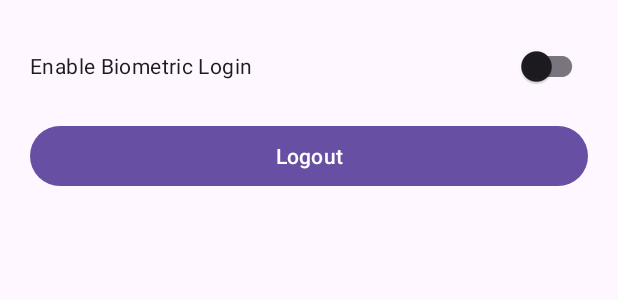
After one commit to danielaquaries20/My-App, an Android app: the layout activity_settings.xml on its own in the app's theme, with its tools: preview values and no code run, on a phone screen of 412 x 824 dp. The commit adds this screen. Shown: the top 300 px of the screen. Run offline under Robolectric (Android 15) with nearby library versions, the phone set to English and light mode, and no system bars.

Commit message:
Update Friend App - Ch 6 - Trial

```diff
--- a/app/build.gradle.kts
+++ b/app/build.gradle.kts
@@ -84,6 +84,8 @@ dependencies {
 //    implementation(libs.firebase.analytic)
 
     implementation(libs.coreCrocodic)
+    implementation(libs.biometric)
+
 }
 
 kapt {
--- a/app/src/main/java/com/daniel/myapp/app_tour/ui/login/AuthViewModel.kt
+++ b/app/src/main/java/com/daniel/myapp/app_tour/ui/login/AuthViewModel.kt
@@ -26,6 +26,7 @@ class AuthViewModel @Inject constructor(
                 override suspend fun onSuccess(response: AuthResponse) {
                     session.setValue(LoginActivity.ID, response.id)
                     session.setValue(LoginActivity.USERNAME, response.username)
+                    session.setValue(LoginActivity.PASS, password)
                     session.setValue(LoginActivity.EMAIL, response.email)
                     session.setValue(LoginActivity.FIRST_NAME, response.firstName)
                     session.setValue(LoginActivity.LAST_NAME, response.lastName)
--- a/app/src/main/res/layout/activity_home_tour.xml
+++ b/app/src/main/res/layout/activity_home_tour.xml
@@ -19,13 +19,13 @@
             android:layout_marginBottom="10dp" />
 
         <androidx.appcompat.widget.AppCompatButton
-            android:id="@+id/btn_logout"
+            android:id="@+id/btn_settings"
             android:layout_width="match_parent"
             android:layout_height="wrap_content"
             android:layout_marginHorizontal="@dimen/dp20"
             android:layout_marginTop="@dimen/dp12"
             android:background="@drawable/bg_btn_orange"
-            android:text="Logout"
+            android:text="Settings"
             android:textAllCaps="false"
             android:textColor="@color/white"
             android:textSize="17sp" />
--- /dev/null
+++ b/app/src/main/res/layout/activity_settings.xml
@@ -0,0 +1,39 @@
+<?xml version="1.0" encoding="utf-8"?>
+
+<layout>
+
+    <LinearLayout xmlns:android="http://schemas.android.com/apk/res/android"
+        xmlns:app="http://schemas.android.com/apk/res-auto"
+        xmlns:tools="http://schemas.android.com/tools"
+        android:id="@+id/main"
+        android:layout_width="match_parent"
+        android:layout_height="match_parent"
+        android:orientation="vertical"
+        android:padding="20dp"
+        tools:context=".app_tour.ui.settings.SettingsActivity">
+
+        <com.google.android.material.switchmaterial.SwitchMaterial
+            android:id="@+id/sw_biometric"
+            android:layout_width="match_parent"
+            android:layout_height="wrap_content"
+            android:text="Enable Biometric Login" />
+
+        <Button
+            android:id="@+id/btn_logout"
+            android:layout_width="match_parent"
+            android:layout_height="wrap_content"
+            android:layout_marginTop="12dp"
+            android:text="Logout" />
+
+        <TextView
+            android:id="@+id/tv_token"
+            android:layout_width="match_parent"
+            android:layout_height="wrap_content"
+            android:layout_marginTop="12dp"
+            android:text="Token: "
+            android:textSize="17sp"
+            android:textStyle="bold"
+            android:visibility="gone" />
+
+    </LinearLayout>
+</layout>
--- a/gradle/libs.versions.toml
+++ b/gradle/libs.versions.toml
@@ -25,6 +25,8 @@ firebasePerf = "1.4.2"
 firebase = "34.3.0"
 coreCrocodic = "4.0.11"
 
+biometric = "1.4.0-alpha02"
+
 
 [libraries]
 androidx-core-ktx = { group = "androidx.core", name = "core-ktx", version.ref = "coreKtx" }
@@ -50,6 +52,7 @@ activity-ktx = { group = "androidx.activity", name = "activity-ktx", version.ref
 #firebase-analytic = { group = "com.google.firebase", name = "firebase-analytics"}
 
 coreCrocodic = {group = "com.github.crocodic-studio", name = "AndroidCoreProject", version.ref = "coreCrocodic"}
+biometric = {group = "androidx.biometric", name = "biometric", version.ref = "biometric"}
 
 
 
```
Also changed, not shown: app/src/main/AndroidManifest.xml (+6 -5 lines), app/src/main/java/com/daniel/myapp/app_tour/ui/home/HomeTourActivity.kt (+3 -8 lines), app/src/main/java/com/daniel/myapp/app_tour/ui/login/LoginActivity.kt (+53 -7 lines), app/src/main/java/com/daniel/myapp/app_tour/ui/settings/SettingsActivity.kt (added, +108 -0 lines), app/src/main/res/layout/activity_login.xml (+11 -0 lines).
